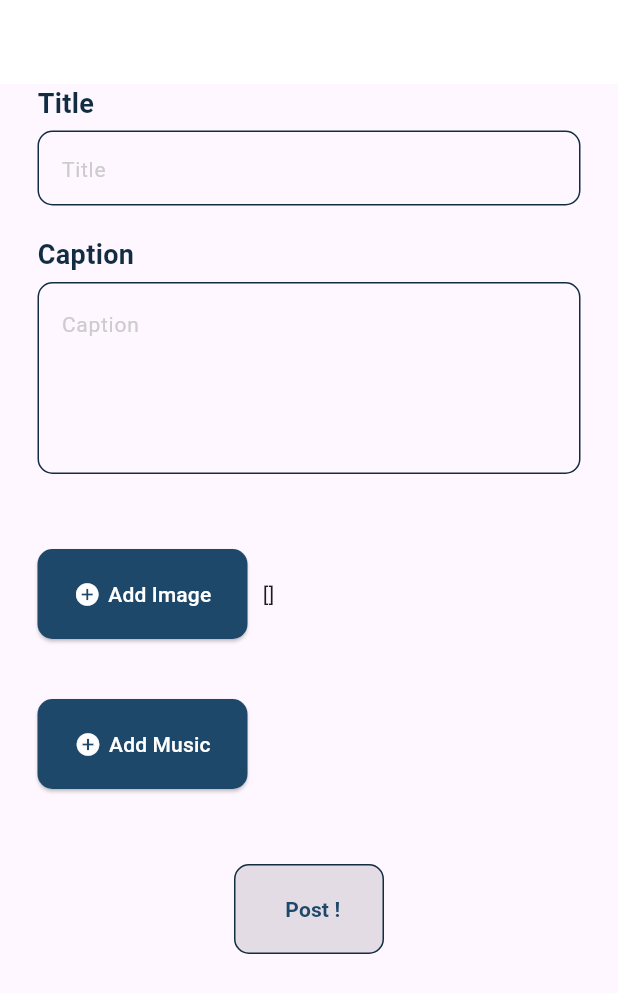
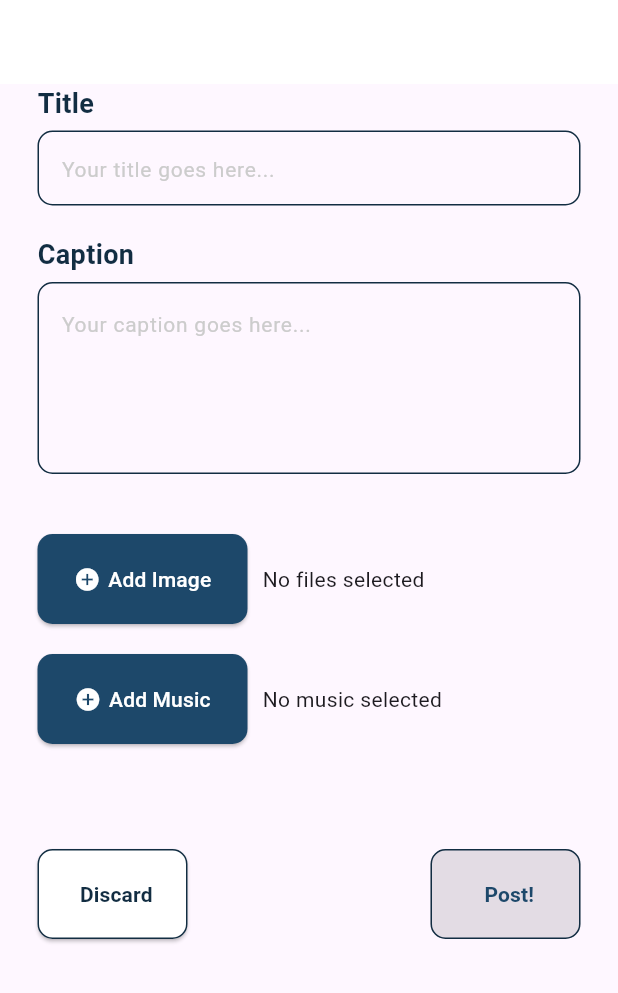
Before and after one commit to ArvinSaskoro/PA_Mobile_TikiTaka, a Flutter app: the AddContent screen opened by its route, on a phone screen of 412 x 824 dp. Shown: the top 993 px of the screen. Run offline on Flutter 3.47's test engine with Material 3 defaults, Android fonts, the phone set to English and light mode, and no system bars; our stand-ins replace audioplayers, cloud_firestore, file_picker, firebase_auth, firebase_core, firebase_storage and 1 more; accounts and stored records are empty.

Commit message:
fix position, minor bug

```diff
--- a/lib/add_content_page.dart
+++ b/lib/add_content_page.dart
@@ -9,7 +9,6 @@ import 'package:flutter/material.dart';
 import 'package:path/path.dart';
 //import 'dart:html' as html;
 import 'dart:typed_data';
-
 // import 'package:project_akhir/model/Postingan.dart';
 import 'package:provider/provider.dart';
 import 'package:tikitaka/Provider/user.dart';
@@ -26,27 +25,16 @@ class _AddContentState extends State<AddContent> {
   TextEditingController _judul = TextEditingController();
   TextEditingController _caption = TextEditingController();
 
-  // late DropzoneViewController controller1;
-  // String message1 = 'Drop your image here';
-  // bool highlighted1 = false;
-
-
-
-
   // late List<String> imageUrls;
   // final storage = FirebaseStorage.instance;
 
   // String fileNameImage = '';
   // String fileNameMusic = '';
   bool isReady = false;
+  FilePickerResult? selectedResult;
+  FilePickerResult? selectedMusicResult;
 
-
-
-
-
-
-
-  Widget build(BuildContext context)  {
+  Widget build(BuildContext context) {
     final post = Provider.of<postinganProvider>(context, listen: false);
     void checkReadyState() {
       final post = Provider.of<postinganProvider>(context, listen: false);
@@ -67,10 +55,11 @@ class _AddContentState extends State<AddContent> {
 
         if (result != null) {
           post.selectedFiles = result.files.map((file) => file.bytes!).toList();
+          FilePickerResult? selectedResult;
+
           // post.selectedFiles = List.from(result.files)
 
-      setState(() {
-      });
+          setState(() {});
 
           checkReadyState();
         } else {
@@ -92,10 +81,13 @@ class _AddContentState extends State<AddContent> {
 
         if (result != null) {
           post.bytes = result.files.single.bytes!;
-        post.judul_lagu = result.files.single.name!; // Gunakan nama file dari properti name
+          post.judul_lagu =
+              result.files.single.name!; // Gunakan nama file dari properti name
+          selectedMusicResult = result;
           checkReadyState();
           // isReady = post.judul_lagu.isNotEmpty && post.selectedFiles.isNotEmpty;
-        print('Audio uploaded successfully and music info added to Firestore.');
+          print(
+              'Audio uploaded successfully and music info added to Firestore.');
         } else {
           // Pengguna membatalkan pemilihan file.
           print('File selection canceled.');
@@ -105,21 +97,21 @@ class _AddContentState extends State<AddContent> {
       }
     }
 
-
-
-
     Future<void> _upload() async {
       final post = Provider.of<postinganProvider>(context, listen: false);
       final User = Provider.of<UserProvider>(context, listen: false);
-    dynamic urlPoto = await User.getFieldById("path_potoProfile", User.idlogin);
+      dynamic urlPoto =
+          await User.getFieldById("path_potoProfile", User.idlogin);
       dynamic userName = await User.getFieldById("username", User.idlogin);
 
       await post.uploadFiles();
       await post.uploadlagu();
-  await post.addPostingan(User.idlogin, post.url_lagu, _caption.text, 50, post.url, userName, post.judul_lagu, urlPoto, _judul.text);
-  post.showMessageBox(context, 'BERHASIL', 'Postingan anda berhasil di unggah');
+      await post.addPostingan(User.idlogin, post.url_lagu, _caption.text, 50,
+          post.url, userName, post.judul_lagu, urlPoto, _judul.text);
+      post.showMessageBox(
+          context, 'BERHASIL', 'Postingan anda berhasil di unggah');
       setState(() {
-    post.judul_lagu ='';
+        post.judul_lagu = '';
         // post.selectedFiles= const [];
       });
       // Navigator.pushNamed(context, '/bottomnav');
@@ -129,12 +121,6 @@ Future<void> _upload() async {
       appBar: AppBar(
         automaticallyImplyLeading: false,
         backgroundColor: Colors.white,
-        // leading: IconButton(
-        //   icon: Icon(Icons.arrow_back, color: Colors.black),
-        //   onPressed: () {
-        //     Navigator.pop(context);
-        //   },
-        // ),
       ),
       body: Padding(
         padding: EdgeInsets.symmetric(horizontal: 25),
@@ -157,7 +143,7 @@ Future<void> _upload() async {
                 child: TextField(
                   controller: _judul,
                   decoration: InputDecoration(
-                    hintText: 'Title',
+                    hintText: 'Your title goes here...',
                     hintStyle: const TextStyle(
                       fontSize: 14,
                       fontWeight: FontWeight.w400,
@@ -166,7 +152,7 @@ Future<void> _upload() async {
                     focusedBorder: OutlineInputBorder(
                       borderSide: const BorderSide(
                         color: Color.fromARGB(255, 18, 45, 66),
-                        width: 2,
+                        width: 1.5,
                       ),
                       borderRadius: BorderRadius.circular(5),
                     ),
@@ -192,12 +178,11 @@ Future<void> _upload() async {
               ),
               SizedBox(height: 5),
               SizedBox(
-                //height: 150,
                 child: TextField(
                   controller: _caption,
                   maxLines: 4,
                   decoration: InputDecoration(
-                    hintText: 'Caption',
+                    hintText: 'Your caption goes here...',
                     hintStyle: const TextStyle(
                       fontSize: 14,
                       fontWeight: FontWeight.w400,
@@ -206,7 +191,7 @@ Future<void> _upload() async {
                     focusedBorder: OutlineInputBorder(
                       borderSide: const BorderSide(
                         color: Color.fromARGB(255, 18, 45, 66),
-                        width: 2,
+                        width: 1.5,
                       ),
                       borderRadius: BorderRadius.circular(5),
                     ),
@@ -220,7 +205,7 @@ Future<void> _upload() async {
                   ),
                 ),
               ),
-              SizedBox(height: 50),
+              SizedBox(height: 40),
               Row(
                 children: [
                   SizedBox(
@@ -250,16 +235,24 @@ Future<void> _upload() async {
                     ),
                   ),
                   SizedBox(width: 10),
+                  // Flexible(
+                  //   child: Text(
+                  //     post.selectedFiles.toString(),
+                  //     style: TextStyle(fontSize: 14),
+                  //   ),
+                  // ),
                   Flexible(
                     child: Text(
-                      post.selectedFiles.toString(),
+                      selectedResult != null
+                          ? selectedResult!.files
+                              .map((file) => file.name)
+                              .join(', ')
+                          : 'No files selected',
                       style: TextStyle(fontSize: 14),
                     ),
                   ),
                 ],
               ),
-              SizedBox(height: 10),
-              SizedBox(height: 10),
               SizedBox(height: 20),
               //   Expanded(
               //   child: ListView.builder(
@@ -303,20 +296,56 @@ Future<void> _upload() async {
                   SizedBox(width: 10),
                   Flexible(
                     child: Text(
-                      post.judul_lagu,
+                      selectedMusicResult != null
+                          ? selectedMusicResult!.files.single.name!
+                          : 'No music selected',
                       style: TextStyle(fontSize: 14),
                     ),
                   ),
                 ],
               ),
-              SizedBox(height: 50),
+              SizedBox(height: 70),
               Center(
-                child: SizedBox(
+                child: Row(
+                  mainAxisAlignment: MainAxisAlignment.spaceBetween,
+                  children: [
+                    SizedBox(
                       width: 100,
                       child: ElevatedButton(
-                    onPressed: isReady
-                        ? _upload
-                        : null, // nonaktifkan tombol jika belum terisi
+                        onPressed: () {
+                          // Aksi untuk tombol "Discard" di sini
+                        },
+                        style: ElevatedButton.styleFrom(
+                          padding: EdgeInsets.all(20),
+                          backgroundColor: Colors.white,
+                          shape: RoundedRectangleBorder(
+                            borderRadius: BorderRadius.circular(10),
+                            side: BorderSide(
+                              color: Color.fromARGB(255, 18, 45, 66),
+                              width: 1,
+                            ),
+                          ),
+                        ),
+                        child: Row(
+                          mainAxisAlignment: MainAxisAlignment.center,
+                          children: [
+                            SizedBox(width: 5),
+                            Text(
+                              'Discard',
+                              style: TextStyle(
+                                color: Color.fromARGB(255, 18, 45, 66),
+                                fontWeight: FontWeight.bold,
+                              ),
+                            ),
+                          ],
+                        ),
+                      ),
+                    ),
+                    Spacer(),
+                    SizedBox(
+                      width: 100,
+                      child: ElevatedButton(
+                        onPressed: isReady ? _upload : null,
                         style: ElevatedButton.styleFrom(
                           padding: EdgeInsets.all(20),
                           backgroundColor: isReady
@@ -327,7 +356,9 @@ Future<void> _upload() async {
                             side: isReady
                                 ? BorderSide.none
                                 : BorderSide(
-                                color: Color.fromARGB(255, 18, 45, 66), width: 1),
+                                    color: Color.fromARGB(255, 18, 45, 66),
+                                    width: 1,
+                                  ),
                           ),
                         ),
                         child: Row(
@@ -335,7 +366,7 @@ Future<void> _upload() async {
                           children: [
                             SizedBox(width: 5),
                             Text(
-                          'Post !',
+                              'Post!',
                               style: TextStyle(
                                 color: isReady
                                     ? Colors.white
@@ -347,6 +378,8 @@ Future<void> _upload() async {
                         ),
                       ),
                     ),
+                  ],
+                ),
               ),
             ],
           ),
--- a/lib/bottomnav.dart
+++ b/lib/bottomnav.dart
@@ -33,8 +33,8 @@ class _bottomnavState extends State<bottomnav> {
 
   @override
   Widget build(BuildContext context) {
-    var lebar = MediaQuery.of(context).size.width;
-    var tinggi = MediaQuery.of(context).size.height;
+    //var lebar = MediaQuery.of(context).size.width;
+    //var tinggi = MediaQuery.of(context).size.height;
     return Scaffold(
       body: IndexedStack(
         index: currentIndex,
@@ -69,7 +69,7 @@ class _bottomnavState extends State<bottomnav> {
           //   }
           // });
         },
-        items: [
+        items: const [
           BottomNavigationBarItem(
             icon: Icon(Icons.home),
             label: 'Beranda',
--- a/lib/edit_profile_page.dart
+++ b/lib/edit_profile_page.dart
@@ -135,12 +135,11 @@ class _EditProfilePageState extends State<EditProfilePage> {
               ),
             ),
             Positioned(
-              top: 0,
-              left: 0,
+              top: 50,
+              left: 10,
               child: IconButton(
                 icon: Icon(Icons.arrow_back, color: Colors.white),
                 onPressed: () {
-                  // Tambahkan logika untuk kembali ke halaman sebelumnya (ProfilePage)
                   Navigator.of(context).pop();
                 },
               ),
--- a/lib/other_profile_page.dart
+++ b/lib/other_profile_page.dart
@@ -21,7 +21,7 @@ class OtherProfilePage extends StatelessWidget {
       key: _scaffoldKey,
       appBar: PreferredSize(
         preferredSize:
-            Size.fromHeight(MediaQuery.of(context).size.height * 0.2),
+            Size.fromHeight(MediaQuery.of(context).size.height * 0.25),
         child: Stack(
           children: <Widget>[
             Container(
@@ -38,16 +38,18 @@ class OtherProfilePage extends StatelessWidget {
               child: Column(
                 mainAxisAlignment: MainAxisAlignment.center,
                 children: [
+                  SizedBox(height: 50),
                   CircleAvatar(
                     radius: 45,
                     backgroundImage:
                         NetworkImage(User.userSearch.path_potoProfile),
                   ),
-                  SizedBox(height: 10),
+                  SizedBox(height: 20),
                   Text(User.userSearch.username,
                       style: TextStyle(color: Colors.white, fontSize: 20)),
                   Text(User.userSearch.email,
                       style: TextStyle(color: Colors.white)),
+                  SizedBox(height: 20),
                 ],
               ),
             ),
--- a/lib/signup_page.dart
+++ b/lib/signup_page.dart
@@ -101,7 +101,7 @@ class _SignUpState extends State<SignUp> {
                   focusedBorder: OutlineInputBorder(
                     borderSide: const BorderSide(
                       color: Color.fromARGB(255, 41, 179, 173),
-                      width: 2,
+                      width: 1.5,
                     ),
                     borderRadius: BorderRadius.circular(5),
                   ),
@@ -141,7 +141,7 @@ class _SignUpState extends State<SignUp> {
                   focusedBorder: OutlineInputBorder(
                     borderSide: const BorderSide(
                       color: Color.fromARGB(255, 41, 179, 173),
-                      width: 2,
+                      width: 1.5,
                     ),
                     borderRadius: BorderRadius.circular(5),
                   ),
```
Also changed, not shown: lib/editBio.dart (+5 -9 lines), lib/main.dart (+9 -10 lines), lib/profile_page.dart (+24 -38 lines), lib/searching_page.dart (+6 -5 lines), lib/signin_page.dart (+21 -6 lines). Lines whose indentation alone changed are shown as unchanged.
